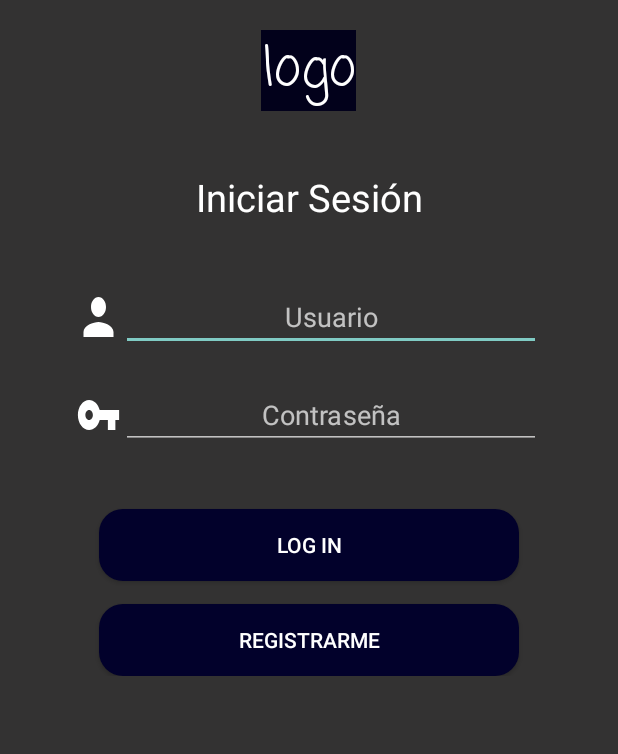
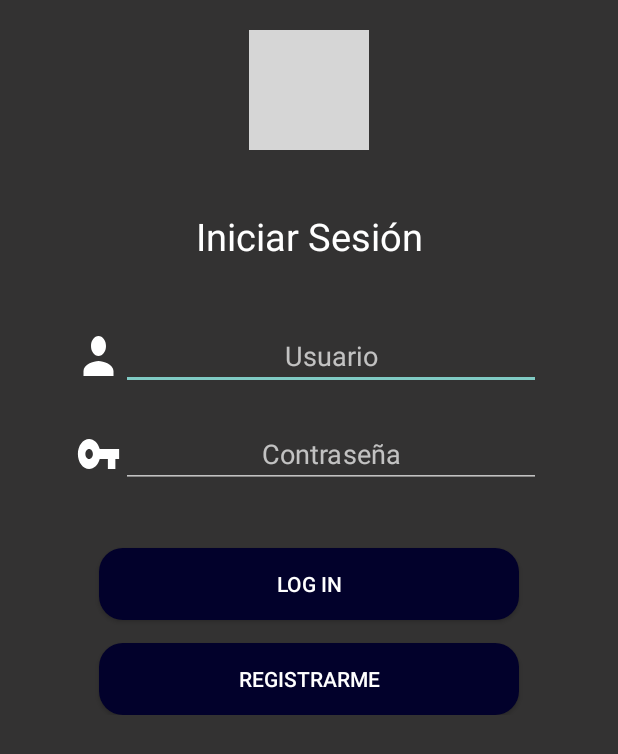
Before and after one commit to shivera605/PupusasYaProjectCli, an Android app: the screen it shows after launch (Login), on a phone screen of 412 x 824 dp. Shown: the top 754 px of the screen. Run offline under Robolectric (Android 15) with nearby library versions, the phone set to English and light mode, and no system bars; libraries missing offline, so code that uses them is left out: com.loopj.android, cz.msebera.android; grey boxes are pictures that could not be loaded.

```diff
--- a/app/src/main/res/layout/activity_login.xml
+++ b/app/src/main/res/layout/activity_login.xml
@@ -7,7 +7,6 @@
     android:background="@color/colorDarkGray">
 
     <LinearLayout
-        xmlns:tools="http://schemas.android.com/tools"
         android:layout_width="match_parent"
         android:layout_height="match_parent"
         tools:context=".LogIn"
@@ -21,13 +20,11 @@
             android:gravity="center"
             android:layout_marginTop="20dp"
             android:background="@color/colorDarkBlue">
-            <TextView
-                android:layout_width="wrap_content"
-                android:layout_height="wrap_content"
-                android:text="logo"
-                android:textSize="35sp"
-                android:textColor="@color/colorWhite"
-                android:fontFamily="casual"/>
+
+            <ImageView
+                android:layout_width="80dp"
+                android:layout_height="80dp"
+                android:background="@drawable/pupusasYa" />
         </LinearLayout>
 
         <LinearLayout
```
Also changed, not shown: app/src/main/res/layout/nav_header_menu_principal.xml (+7 -7 lines), app/src/main/res/menu/activity_menu_principal_drawer.xml (+8 -8 lines).
